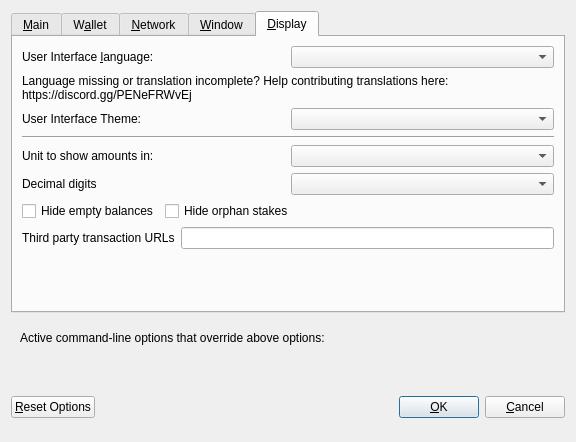
The window that src/qt/forms/optionsdialog.ui (BigRock88/fucucoin) describes before a commit, drawn with Qt 5.
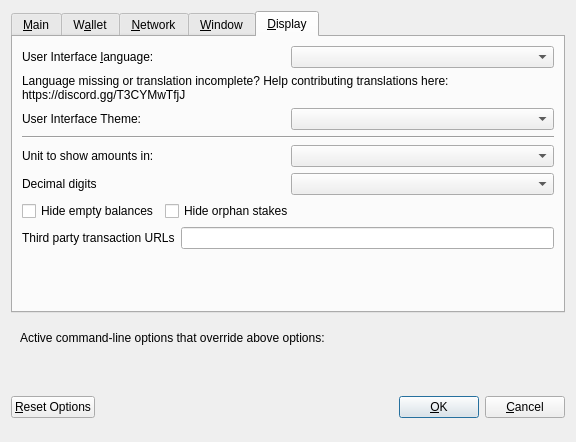
The same window after the commit. The open tabs and pages were chosen to show the change. Custom widgets are drawn as their Qt base class.

Patch:
```diff
--- a/src/qt/forms/optionsdialog.ui
+++ b/src/qt/forms/optionsdialog.ui
@@ -533,7 +533,7 @@
          </property>
          <property name="text">
           <string>Language missing or translation incomplete? Help contributing translations here:
-https://discord.gg/PENeFRWvEj</string>
+https://discord.gg/T3CYMwTfjJ</string>
          </property>
          <property name="wordWrap">
           <bool>true</bool>
```
Left out of the diff: 8 changed lines with no effect on the pictures.
